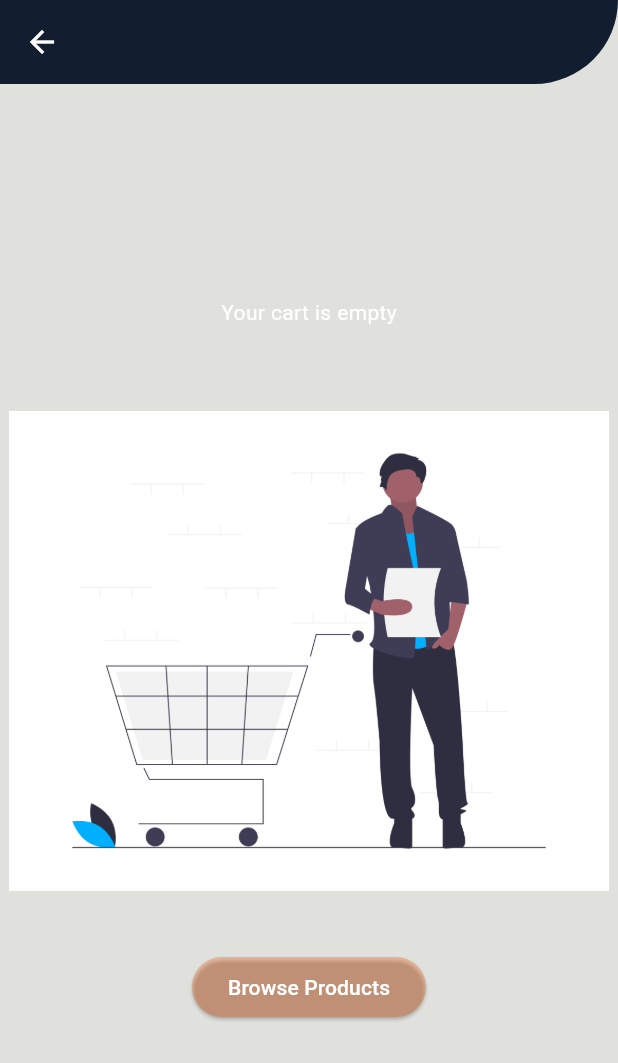
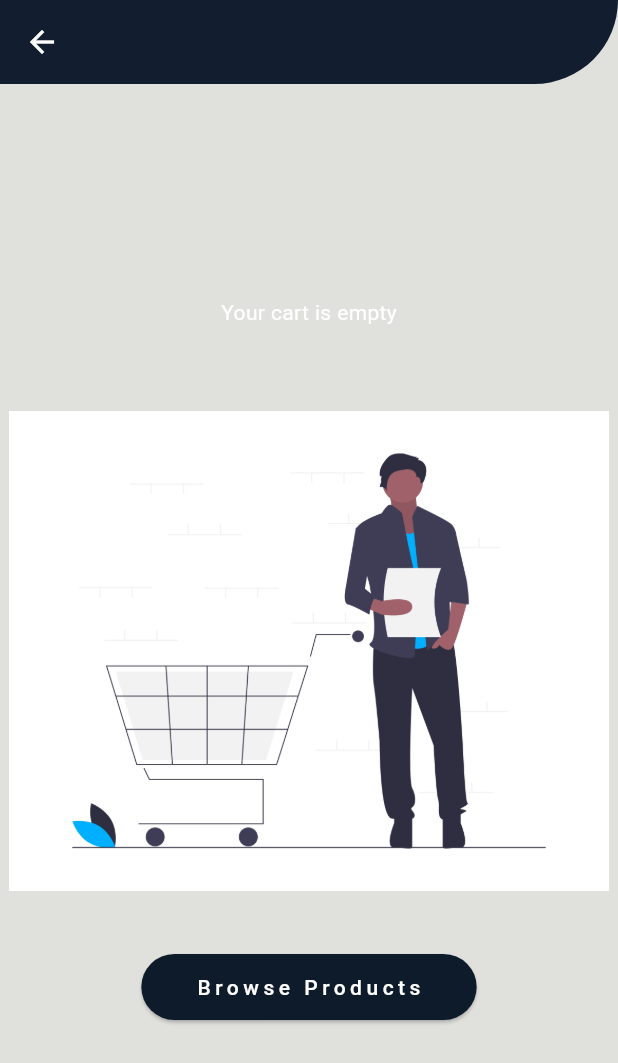
Before and after one commit to Utsav-Stha/e-commerce, a Flutter app: the CartPage screen opened directly, after a tap on "Browse Products", after a tap on the "shopping cart" icon, on a phone screen of 412 x 824 dp. Shown: the top 1063 px of the screen. Run offline on Flutter 3.47's test engine with Material 3 defaults, Android fonts, the phone set to English and light mode, and no system bars; our stand-ins replace dio; network calls fail.

Commit message:
Styling Elevated Button

```diff
--- /dev/null
+++ b/lib/core/styling/elevated_button_themes.dart
@@ -0,0 +1,12 @@
+import 'package:flutter/material.dart';
+
+class ElevatedButtonThemes {
+  static ButtonStyle light = const ButtonStyle(
+    backgroundColor: MaterialStatePropertyAll(
+      Color.fromRGBO(13, 27, 42, 1),
+    ),
+    foregroundColor: MaterialStatePropertyAll(
+      Color.fromRGBO(255, 255, 255, 1),
+    ),
+  );
+}
--- a/lib/core/widgets/custom_elevated_button.dart
+++ b/lib/core/widgets/custom_elevated_button.dart
@@ -1,3 +1,4 @@
+import 'package:e_commerce/core/styling/elevated_button_themes.dart';
 import 'package:flutter/material.dart';
 
 class CustomElevatedButton extends StatelessWidget {
@@ -9,14 +10,7 @@ class CustomElevatedButton extends StatelessWidget {
   @override
   Widget build(BuildContext context) {
     return ElevatedButton(
-      style: const ButtonStyle(
-        backgroundColor: MaterialStatePropertyAll(
-          Color.fromRGBO(255, 100, 19, 0.3),
-        ),
-        foregroundColor: MaterialStatePropertyAll(
-          Color.fromRGBO(255, 255, 255, 1),
-        ),
-      ),
+      style: ElevatedButtonThemes.light,
       onPressed: () {
         Navigator.pushReplacement(
             context,
@@ -24,7 +18,13 @@ class CustomElevatedButton extends StatelessWidget {
               builder: (context) => navigationWidget,
             ));
       },
-      child: Text(buttonText),
+      child: Padding(
+        padding: const EdgeInsets.all(12.0),
+        child: Text(
+          buttonText,
+          style: TextStyle(letterSpacing: 3.0),
+        ),
+      ),
     );
   }
 }
--- a/lib/core/widgets/product_display_card.dart
+++ b/lib/core/widgets/product_display_card.dart
@@ -36,7 +36,7 @@ class ProductDisplayCard extends StatelessWidget {
                         padding: EdgeInsets.fromLTRB(20.0, 8.0, 0, 8.0),
                         color: Colors.white,
                         child: Stack(
-                          alignment: Alignment(1, -1),
+                          alignment: Alignment(1.1, -1.1),
                           children: [
                             Container(
                               padding: const EdgeInsets.only(right: 30.0),
@@ -61,7 +61,8 @@ class ProductDisplayCard extends StatelessWidget {
                                         Icons.favorite_outline_outlined,
                                       ),
                                     ),
-                                    ]);
+                                  ],
+                                );
                               },
                             )
                           ],
@@ -72,21 +73,6 @@ class ProductDisplayCard extends StatelessWidget {
                 ),
               ],
             ),
-            // Consumer<CartProvider>(
-            //   builder: (context, cartProviderModel, child) {
-            //     return Row(mainAxisAlignment: MainAxisAlignment.end, children: [
-            //       IconButton(
-            //         color: Colors.redAccent,
-            //         onPressed: () {
-            //           cartProviderModel.addProduct(data);
-            //         },
-            //         icon: const Icon(
-            //           Icons.favorite_outline_outlined,
-            //         ),
-            //       ),
-            //     ]);
-            //   },
-            // )
           ],
         ),
       ),
--- a/lib/feature/home_page/presentation/home_page.dart
+++ b/lib/feature/home_page/presentation/home_page.dart
@@ -1,6 +1,7 @@
 import 'package:e_commerce/config/network/networkRequest.dart';
 import 'package:e_commerce/core/app_constants/device_size.dart';
 import 'package:e_commerce/core/widgets/custom_app_bar.dart';
+import 'package:e_commerce/core/widgets/custom_elevated_button.dart';
 import 'package:e_commerce/core/widgets/product_display_card.dart';
 import 'package:flutter/material.dart';
 
@@ -44,16 +45,11 @@ class HomePage extends StatelessWidget {
                       },
                     ),
                   ),
-                  Padding(
-                    padding: const EdgeInsets.all(8.0),
-                    child: ElevatedButton(
-                      onPressed: () {},
-                      child: const Padding(
-                        padding: EdgeInsets.all(12.0),
-                        child: Text('Checkout'),
-                      ),
-                    ),
-                  ),
+                  Container(
+                      color: Colors.transparent,
+                      padding: EdgeInsets.all(8.0),
+                      child: const CustomElevatedButton(
+                          buttonText: 'Checkout', navigationWidget: Text(''))),
                 ],
               );
             } else if (snapshot.hasError) {
```
Lines whose indentation alone changed are shown as unchanged.
